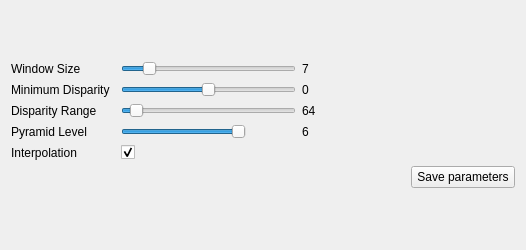
Before: the Qt Designer form src/matcherwidgeti3drsgm.ui in i3drobotics/i3drsgm, drawn with Qt 5.
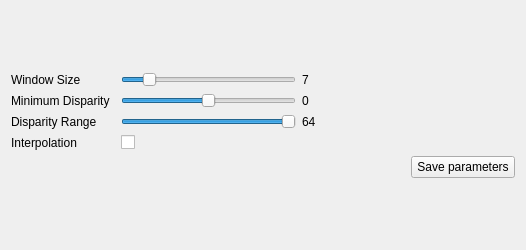
After: the same form once the commit is applied.

Commit message: update interpolation setting to only affect the top pyramid

Patch:
```diff
--- a/src/matcherwidgeti3drsgm.ui
+++ b/src/matcherwidgeti3drsgm.ui
@@ -34,6 +34,13 @@
   <layout class="QGridLayout" name="gridLayout_4">
    <item row="0" column="1">
     <layout class="QGridLayout" name="gridLayout">
+     <item row="3" column="0">
+      <widget class="QLabel" name="label">
+       <property name="text">
+        <string>Interpolation</string>
+       </property>
+      </widget>
+     </item>
      <item row="0" column="1">
       <widget class="QSlider" name="blockSizeSlider">
        <property name="minimumSize">
@@ -62,31 +69,6 @@
        </property>
       </widget>
      </item>
-     <item row="1" column="1">
-      <widget class="QSlider" name="minDisparitySlider">
-       <property name="minimumSize">
-        <size>
-         <width>125</width>
-         <height>0</height>
-        </size>
-       </property>
-       <property name="maximumSize">
-        <size>
-         <width>175</width>
-         <height>16777215</height>
-        </size>
-       </property>
-       <property name="minimum">
-        <number>-1024</number>
-       </property>
-       <property name="maximum">
-        <number>1024</number>
-       </property>
-       <property name="orientation">
-        <enum>Qt::Horizontal</enum>
-       </property>
-      </widget>
-     </item>
      <item row="0" column="0">
       <widget class="QLabel" name="label_5">
        <property name="text">
@@ -94,13 +76,6 @@
        </property>
       </widget>
      </item>
-     <item row="6" column="3">
-      <widget class="QPushButton" name="saveParametersButton">
-       <property name="text">
-        <string>Save parameters</string>
-       </property>
-      </widget>
-     </item>
      <item row="1" column="2">
       <widget class="QLabel" name="minDisparityLabel">
        <property name="text">
@@ -108,6 +83,38 @@
        </property>
       </widget>
      </item>
+     <item row="5" column="3">
+      <widget class="QPushButton" name="saveParametersButton">
+       <property name="text">
+        <string>Save parameters</string>
+       </property>
+      </widget>
+     </item>
+     <item row="1" column="1">
+      <widget class="QSlider" name="minDisparitySlider">
+       <property name="minimumSize">
+        <size>
+         <width>125</width>
+         <height>0</height>
+        </size>
+       </property>
+       <property name="maximumSize">
+        <size>
+         <width>175</width>
+         <height>16777215</height>
+        </size>
+       </property>
+       <property name="minimum">
+        <number>-1024</number>
+       </property>
+       <property name="maximum">
+        <number>1024</number>
+       </property>
+       <property name="orientation">
+        <enum>Qt::Horizontal</enum>
+       </property>
+      </widget>
+     </item>
      <item row="0" column="2">
       <widget class="QLabel" name="blockSizeLabel">
        <property name="text">
@@ -115,6 +122,13 @@
        </property>
       </widget>
      </item>
+     <item row="2" column="0">
+      <widget class="QLabel" name="label_4">
+       <property name="text">
+        <string>Disparity Range</string>
+       </property>
+      </widget>
+     </item>
      <item row="1" column="0">
       <widget class="QLabel" name="label_3">
        <property name="text">
@@ -146,27 +160,13 @@
         <number>1</number>
        </property>
        <property name="value">
-        <number>4</number>
+        <number>64</number>
        </property>
        <property name="orientation">
         <enum>Qt::Horizontal</enum>
        </property>
       </widget>
      </item>
-     <item row="2" column="0">
-      <widget class="QLabel" name="label_4">
-       <property name="text">
-        <string>Disparity Range</string>
-       </property>
-      </widget>
-     </item>
-     <item row="3" column="0">
-      <widget class="QLabel" name="label_11">
-       <property name="text">
-        <string>Pyramid Level</string>
-       </property>
-      </widget>
-     </item>
      <item row="2" column="2">
       <widget class="QLabel" name="disparityRangeLabel">
        <property name="text">
@@ -175,44 +175,6 @@
       </widget>
      </item>
      <item row="3" column="1">
-      <widget class="QSlider" name="pyramidLevelSlider">
-       <property name="minimumSize">
-        <size>
-         <width>125</width>
-         <height>0</height>
-        </size>
-       </property>
-       <property name="maximumSize">
-        <size>
-         <width>125</width>
-         <height>16777215</height>
-        </size>
-       </property>
-       <property name="minimum">
-        <number>1</number>
-       </property>
-       <property name="maximum">
-        <number>6</number>
-       </property>
-       <property name="pageStep">
-        <number>6</number>
-       </property>
-       <property name="value">
-        <number>6</number>
-       </property>
-       <property name="orientation">
-        <enum>Qt::Horizontal</enum>
-       </property>
-      </widget>
-     </item>
-     <item row="3" column="2">
-      <widget class="QLabel" name="prefilterSizeLabel">
-       <property name="text">
-        <string>6</string>
-       </property>
-      </widget>
-     </item>
-     <item row="4" column="1">
       <widget class="QCheckBox" name="interpolateCheck">
        <property name="layoutDirection">
         <enum>Qt::LeftToRight</enum>
@@ -221,14 +183,7 @@
         <string/>
        </property>
        <property name="checked">
-        <bool>true</bool>
-       </property>
-      </widget>
-     </item>
-     <item row="4" column="0">
-      <widget class="QLabel" name="label">
-       <property name="text">
-        <string>Interpolation</string>
+        <bool>false</bool>
        </property>
       </widget>
      </item>
```
The commit also changes 3 other files.
